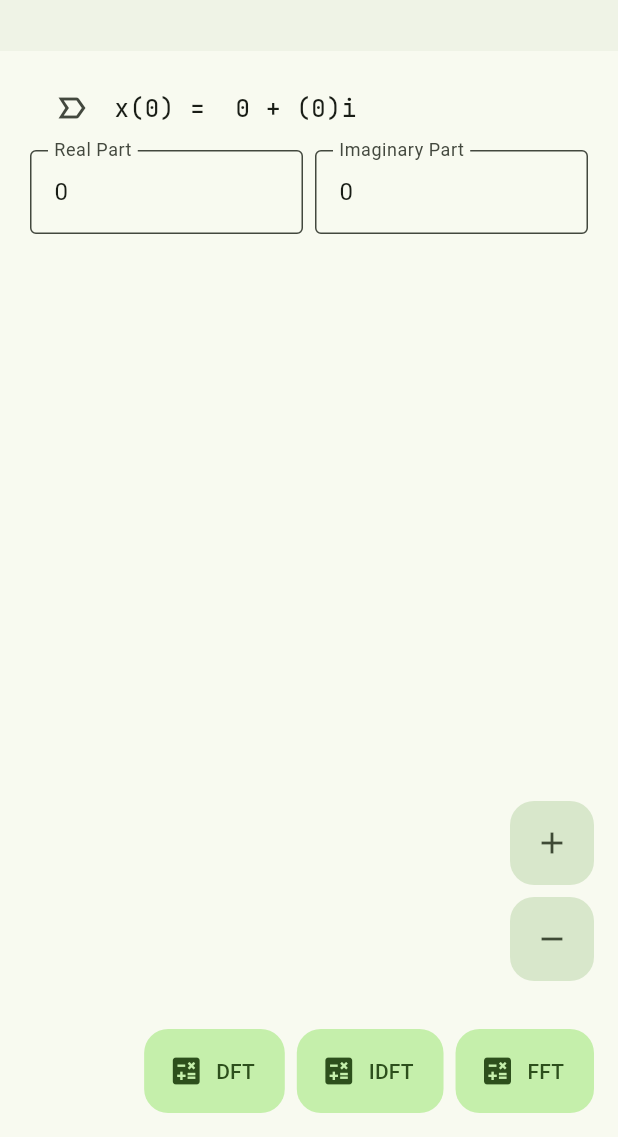
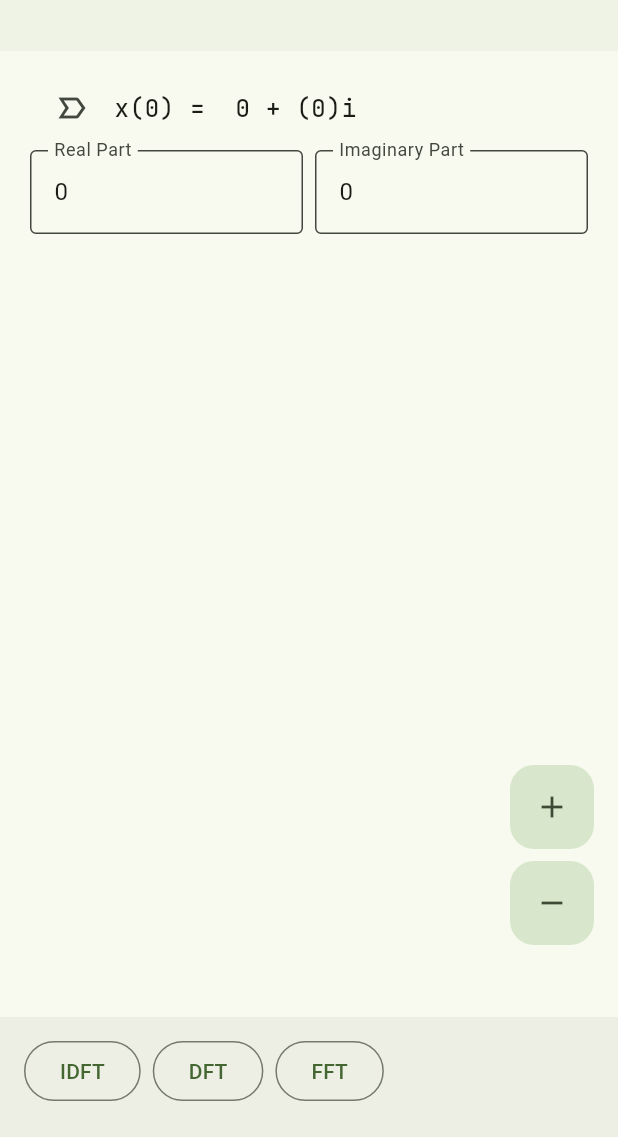
Before and after one commit to Az-21/dft, a Flutter app: the screen it shows after launch, on a phone screen of 412 x 824 dp, the part 99-1236 px from its top. Run offline on Flutter 3.47's test engine with Material 2 defaults, Android fonts, the phone set to English and light mode, and no system bars; drawn by our look-alikes of dynamic_color, flutter_animate; our stand-ins replace easy_dynamic_theme, go_router, syncfusion_flutter_charts; missing offline and left inert: complex.

Commit message:
Convert calculator FABs into bottom action bar items
bottom nabbar also implements bottom padding. so, listview shrinkwrap + SizedBox hack is no longer required

```diff
--- a/lib/src/home.dart
+++ b/lib/src/home.dart
@@ -70,6 +70,7 @@ class _HomeScreenState extends State<HomeScreen> {
   Widget build(BuildContext context) {
     final m3 = Theme.of(context).colorScheme;
     return Scaffold(
+      bottomNavigationBar: FourierTransformOperations(real: real, img: img),
       appBar: AppBar(
         toolbarHeight: 100,
         elevation: 1,
@@ -103,41 +104,11 @@ class _HomeScreenState extends State<HomeScreen> {
             child: Icon(Icons.remove, color: m3.onSecondaryContainer),
           ),
           const SizedBox(height: 32),
-          Wrap(
-            spacing: 8,
-            children: [
-              FloatingActionButton.extended(
-                elevation: 0,
-                icon: const Icon(Icons.calculate),
-                label: const Text("DFT"),
-                onPressed: () => context.go("/DFT", extra: [real, img]),
-                heroTag: null,
-              ),
-              FloatingActionButton.extended(
-                elevation: 0,
-                icon: const Icon(Icons.calculate),
-                label: const Text("IDFT"),
-                onPressed: () => context.go("/IDFT", extra: [real, img]),
-                heroTag: null,
-              ),
-              FloatingActionButton.extended(
-                elevation: 0,
-                icon: const Icon(Icons.calculate),
-                label: const Text("FFT"),
-                onPressed: () => context.go("/Radix2FFT", extra: [real, img]),
-                heroTag: null,
-              ),
-            ],
-          ),
         ],
       ),
 
       // Body: Text + 2x TextField
-      body: ListView(
-        children: [
-          ListView.separated(
-            shrinkWrap: true,
-            physics: const ClampingScrollPhysics(),
+      body: ListView.separated(
         padding: const EdgeInsets.symmetric(horizontal: 20, vertical: 10),
         itemCount: _numPoints,
         itemBuilder: (_, index) {
@@ -192,9 +163,7 @@ class _HomeScreenState extends State<HomeScreen> {
 
                       // Allow only double
                       keyboardType: const TextInputType.numberWithOptions(decimal: true),
-                          inputFormatters: [
-                            FilteringTextInputFormatter.allow(RegExp(r'(^\-?\d*\.?\d*)')),
-                          ],
+                      inputFormatters: [FilteringTextInputFormatter.allow(RegExp(r'(^\-?\d*\.?\d*)'))],
 
                       // Update UI
                       onChanged: (value) => setState(() {}),
@@ -215,7 +184,35 @@ class _HomeScreenState extends State<HomeScreen> {
         },
         separatorBuilder: (_, index) => const SizedBox(height: 20),
       ),
-          const SizedBox(height: 72),
+    );
+  }
+}
+
+class FourierTransformOperations extends StatelessWidget {
+  const FourierTransformOperations({super.key, required this.real, required this.img});
+
+  final List<TextEditingController> real;
+  final List<TextEditingController> img;
+
+  @override
+  Widget build(BuildContext context) {
+    return BottomAppBar(
+      elevation: 1,
+      child: Wrap(
+        spacing: 8,
+        children: [
+          OutlinedButton(
+            onPressed: () => context.go("/IDFT", extra: [real, img]),
+            child: const Text("IDFT"),
+          ),
+          OutlinedButton(
+            onPressed: () => context.go("/DFT", extra: [real, img]),
+            child: const Text("DFT"),
+          ),
+          OutlinedButton(
+            onPressed: () => context.go("/Radix2FFT", extra: [real, img]),
+            child: const Text("FFT"),
+          ),
         ],
       ),
     );
```
Lines whose indentation alone changed are shown as unchanged.
